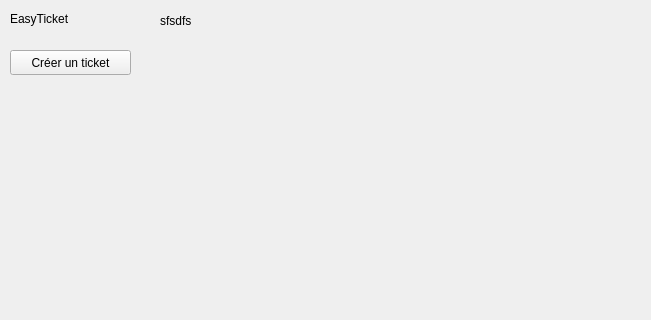
The window that src/easyticket/ecranprincipal.ui (LESNIAK-Louis/EasyTicket) describes before a commit, drawn with Qt 5; both pictures show x 0 to 651 and y 0 to 320 of the 813 by 439 pixel window.
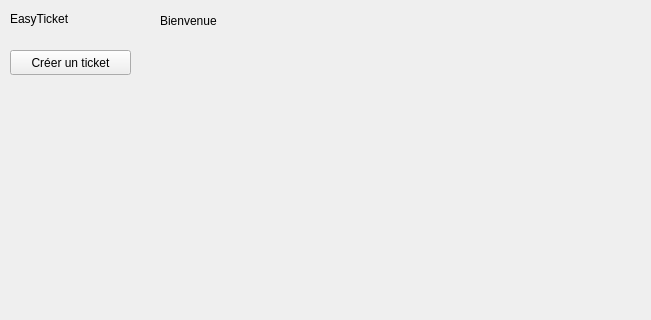
The same window after the commit.

Diff of the .ui file:
```diff
--- a/src/easyticket/ecranprincipal.ui
+++ b/src/easyticket/ecranprincipal.ui
@@ -18,12 +18,12 @@
     <rect>
      <x>160</x>
      <y>0</y>
-     <width>261</width>
+     <width>411</width>
      <height>41</height>
     </rect>
    </property>
    <property name="text">
-    <string>sfsdfs</string>
+    <string>Bienvenue</string>
    </property>
   </widget>
   <widget class="QLabel" name="label">
```
